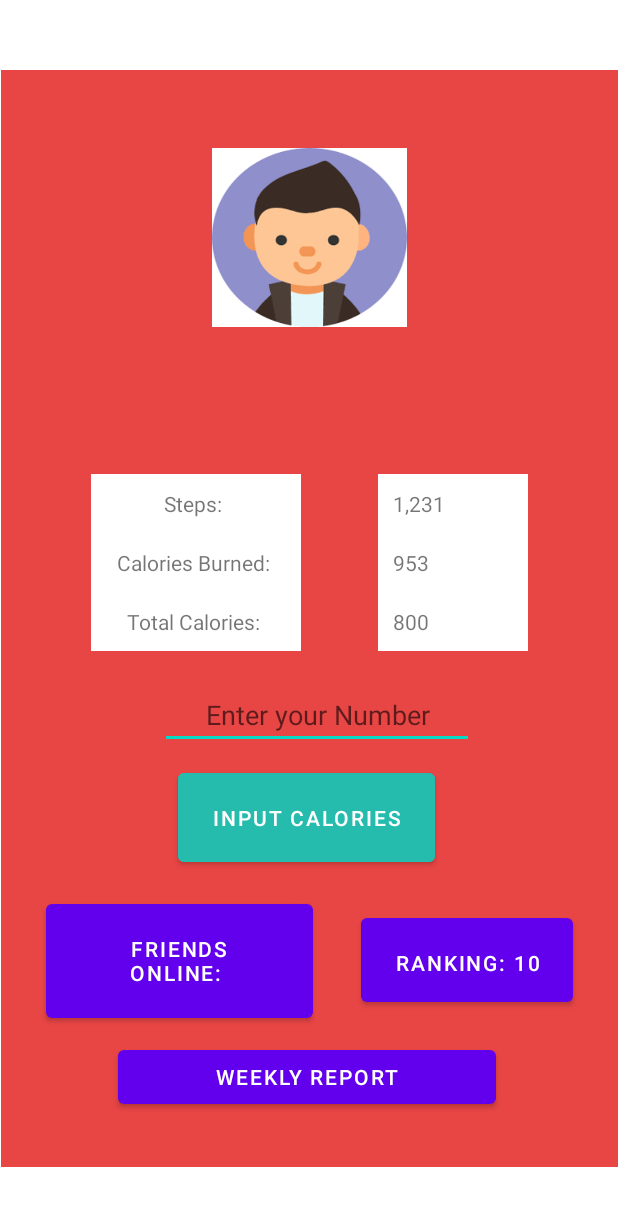
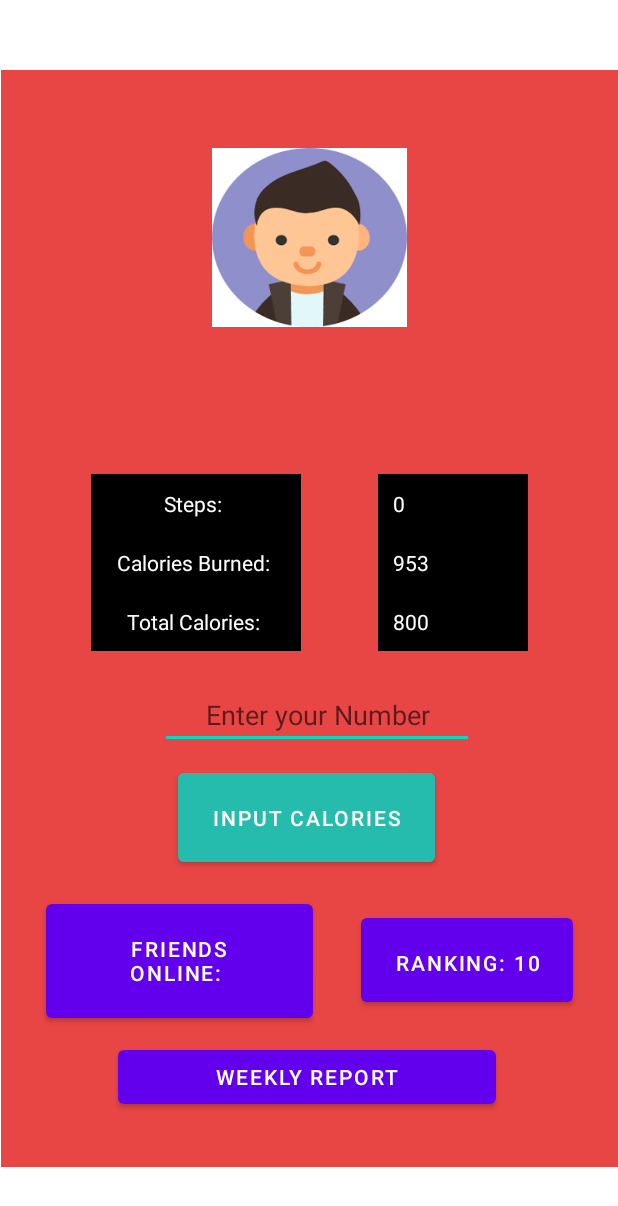
Before and after one commit to andyLiSyr/phoenixFitness, an Android app: the layout activity_main.xml on its own in the app's theme, with its tools: preview values and no code run, on a phone screen of 412 x 824 dp. Shown: the top 1206 px of the screen. Run offline under Robolectric (Android 15) with nearby library versions, the light colour scheme and no system bars.

Commit message:
Made Tracker!! But need to have it reset every day

```diff
--- a/app/src/main/AndroidManifest.xml
+++ b/app/src/main/AndroidManifest.xml
@@ -2,6 +2,8 @@
 <manifest xmlns:android="http://schemas.android.com/apk/res/android"
     xmlns:tools="http://schemas.android.com/tools"
     package="com.example.phoenixfitness">
+
+    <uses-permission android:name="android.permission.ACTIVITY_RECOGNITION"/>
 
     <application
         android:allowBackup="true"
--- a/app/src/main/res/layout/activity_main.xml
+++ b/app/src/main/res/layout/activity_main.xml
@@ -21,7 +21,7 @@
             android:layout_above="@+id/InputCals"
             android:layout_marginStart="60dp"
             android:layout_marginBottom="75dp"
-            android:background="@color/white"
+            android:background="@color/black"
             android:orientation="vertical">
 
             <TextView
@@ -30,6 +30,7 @@
                 android:layout_height="wrap_content"
                 android:layout_gravity="center"
                 android:backgroundTint="#00F1D9"
+                android:textColor="@color/white"
                 android:padding="10dp"
                 android:text="Steps: " />
 
@@ -39,6 +40,7 @@
                 android:layout_height="wrap_content"
                 android:layout_gravity="center"
                 android:padding="10dp"
+                android:textColor="@color/white"
                 android:text="Calories Burned: " />
 
             <TextView
@@ -47,6 +49,7 @@
                 android:layout_height="wrap_content"
                 android:layout_gravity="center"
                 android:padding="10dp"
+                android:textColor="@color/white"
                 android:text="Total Calories: " />
         </LinearLayout>
 
@@ -72,7 +75,7 @@
             android:layout_marginStart="50dp"
             android:layout_marginEnd="60dp"
             android:layout_marginBottom="75dp"
-            android:background="@color/white"
+            android:background="@color/black"
             android:orientation="vertical">
 
             <TextView
@@ -81,7 +84,8 @@
                 android:layout_height="wrap_content"
                 android:layout_gravity="center"
                 android:padding="10dp"
-                android:text="1,231" />
+                android:textColor="@color/white"
+                android:text="0" />
 
             <TextView
                 android:id="@+id/caloriesBurncount"
@@ -89,6 +93,7 @@
                 android:layout_height="wrap_content"
                 android:layout_gravity="center"
                 android:padding="10dp"
+                android:textColor="@color/white"
                 android:text="953" />
 
             <TextView
@@ -97,6 +102,7 @@
                 android:layout_height="wrap_content"
                 android:layout_gravity="center"
                 android:padding="10dp"
+                android:textColor="@color/white"
                 android:text="800" />
         </LinearLayout>
 
```
Also changed, not shown: app/src/main/java/com/example/phoenixfitness/MainActivity.java (+61 -2 lines).
